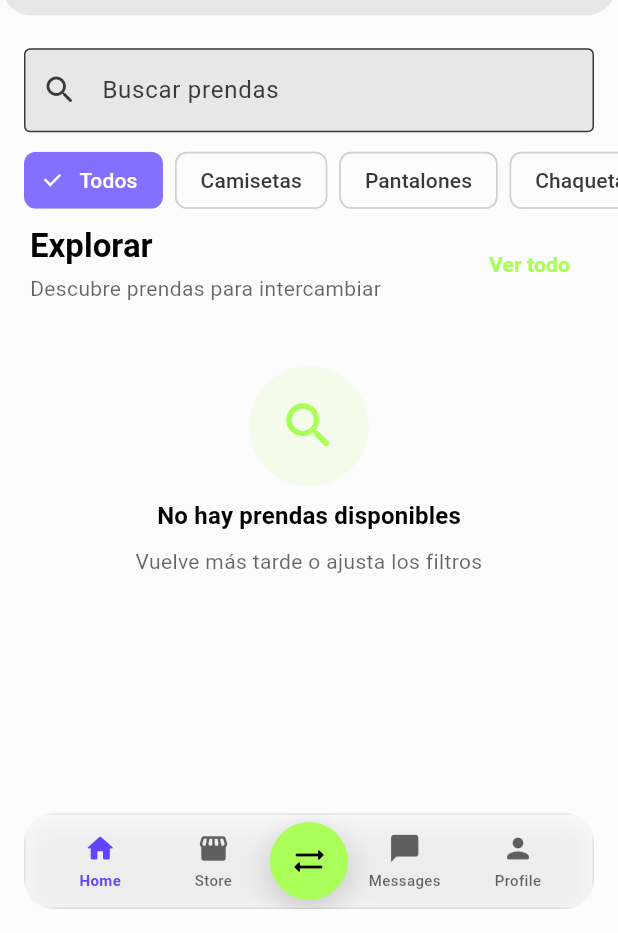
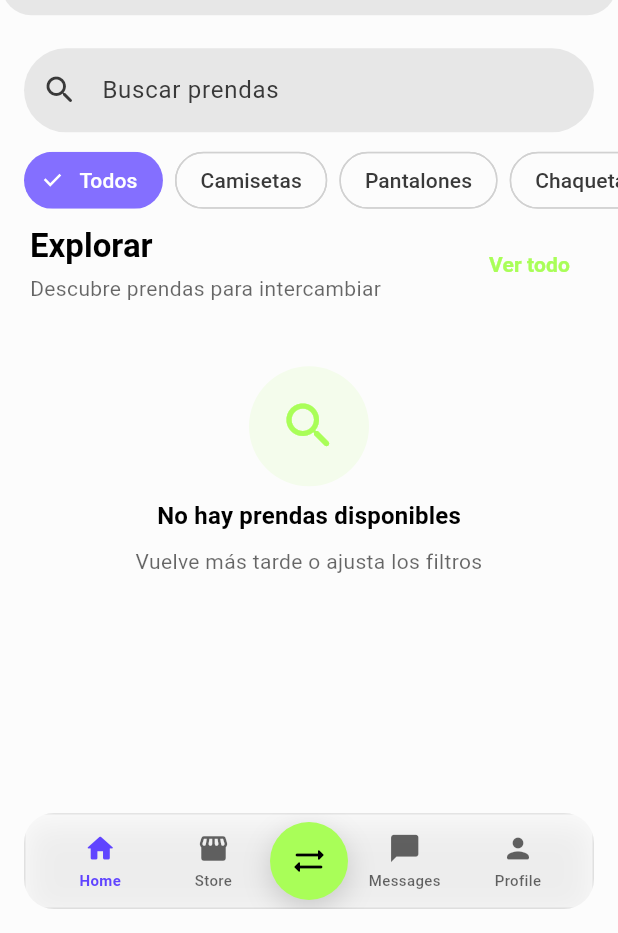
Before and after one commit to crycodex/swapme, a Flutter app: the screen it shows once a user with an empty profile is signed in, on a phone screen of 412 x 824 dp, the part 303-1236 px from its top. Run offline on Flutter 3.47's test engine with Material 3 defaults, Android fonts, the phone set to English and light mode, and no system bars; our stand-ins replace camera, cloud_firestore, firebase_auth, firebase_core, firebase_storage, flex_color_scheme and 4 more; missing offline and left inert: glossy; accounts and stored records are empty.

Commit message:
Mejora la presentación del campo de búsqueda y los botones de categoría en HomeLayout
- Se añade un borde redondeado al campo de búsqueda para mejorar la estética.
- Se ajusta la forma de los botones de categoría, aplicando bordes redondeados para una apariencia más uniforme.
- Se optimiza la legibilidad y la coherencia visual del diseño en la sección de inicio.

```diff
--- a/lib/presentation/widgets/organisms/home/home_layout.dart
+++ b/lib/presentation/widgets/organisms/home/home_layout.dart
@@ -111,6 +111,18 @@ class _HomePlaceholder extends StatelessWidget {
                   hintText: 'Buscar prendas',
                   prefixIcon: const Icon(Icons.search_rounded),
                   filled: true,
+                  border: OutlineInputBorder(
+                    borderRadius: BorderRadius.circular(30),
+                    borderSide: BorderSide.none,
+                  ),
+                  enabledBorder: OutlineInputBorder(
+                    borderRadius: BorderRadius.circular(30),
+                    borderSide: BorderSide.none,
+                  ),
+                  focusedBorder: OutlineInputBorder(
+                    borderRadius: BorderRadius.circular(30),
+                    borderSide: BorderSide.none,
+                  ),
                 ),
               ),
             ),
@@ -134,6 +146,9 @@ class _HomePlaceholder extends StatelessWidget {
                       label: Text(cat),
                       selected: isSelected,
                       onSelected: (_) => controller.selectCategory(cat),
+                      shape: RoundedRectangleBorder(
+                        borderRadius: BorderRadius.circular(30),
+                      ),
                     );
                   },
                   separatorBuilder: (_, __) => const SizedBox(width: 8),
```
